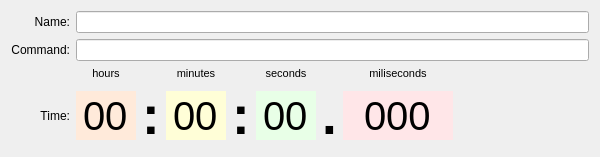
Before: the Qt Designer form src/ui/timers_main_area.ui in Mudlet/Mudlet, drawn with Qt 5.
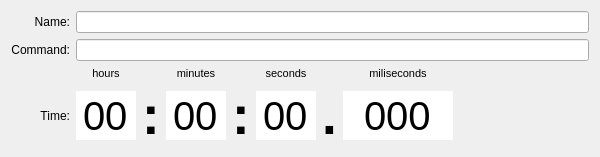
After: the same form once the commit is applied.

Commit message:
Revise: remove colour palettes from timers_main_area.ui
This is so that there is no colours to interfere with dark Desktop or
Mudlet application themes.

Patch:
```diff
--- a/src/ui/timers_main_area.ui
+++ b/src/ui/timers_main_area.ui
@@ -189,43 +189,6 @@
        <height>16777215</height>
       </size>
      </property>
-     <property name="palette">
-      <palette>
-       <active>
-        <colorrole role="Base">
-         <brush brushstyle="SolidPattern">
-          <color alpha="255">
-           <red>255</red>
-           <green>234</green>
-           <blue>218</blue>
-          </color>
-         </brush>
-        </colorrole>
-       </active>
-       <inactive>
-        <colorrole role="Base">
-         <brush brushstyle="SolidPattern">
-          <color alpha="255">
-           <red>255</red>
-           <green>234</green>
-           <blue>218</blue>
-          </color>
-         </brush>
-        </colorrole>
-       </inactive>
-       <disabled>
-        <colorrole role="Base">
-         <brush brushstyle="SolidPattern">
-          <color alpha="255">
-           <red>244</red>
-           <green>244</green>
-           <blue>244</blue>
-          </color>
-         </brush>
-        </colorrole>
-       </disabled>
-      </palette>
-     </property>
      <property name="font">
       <font>
        <pointsize>30</pointsize>
@@ -320,43 +283,6 @@
        <height>16777215</height>
       </size>
      </property>
-     <property name="palette">
-      <palette>
-       <active>
-        <colorrole role="Base">
-         <brush brushstyle="SolidPattern">
-          <color alpha="255">
-           <red>255</red>
-           <green>254</green>
-           <blue>215</blue>
-          </color>
-         </brush>
-        </colorrole>
-       </active>
-       <inactive>
-        <colorrole role="Base">
-         <brush brushstyle="SolidPattern">
-          <color alpha="255">
-           <red>255</red>
-           <green>254</green>
-           <blue>215</blue>
-          </color>
-         </brush>
-        </colorrole>
-       </inactive>
-       <disabled>
-        <colorrole role="Base">
-         <brush brushstyle="SolidPattern">
-          <color alpha="255">
-           <red>244</red>
-           <green>244</green>
-           <blue>244</blue>
-          </color>
-         </brush>
-        </colorrole>
-       </disabled>
-      </palette>
-     </property>
      <property name="font">
       <font>
        <pointsize>30</pointsize>
@@ -441,43 +367,6 @@
        <height>16777215</height>
       </size>
      </property>
-     <property name="palette">
-      <palette>
-       <active>
-        <colorrole role="Base">
-         <brush brushstyle="SolidPattern">
-          <color alpha="255">
-           <red>232</red>
-           <green>255</green>
-           <blue>231</blue>
-          </color>
-         </brush>
-        </colorrole>
-       </active>
-       <inactive>
-        <colorrole role="Base">
-         <brush brushstyle="SolidPattern">
-          <color alpha="255">
-           <red>232</red>
-           <green>255</green>
-           <blue>231</blue>
-          </color>
-         </brush>
-        </colorrole>
-       </inactive>
-       <disabled>
-        <colorrole role="Base">
-         <brush brushstyle="SolidPattern">
-          <color alpha="255">
-           <red>244</red>
-           <green>244</green>
-           <blue>244</blue>
-          </color>
-         </brush>
-        </colorrole>
-       </disabled>
-      </palette>
-     </property>
      <property name="font">
       <font>
        <pointsize>30</pointsize>
@@ -565,43 +454,6 @@
        <height>16777215</height>
       </size>
      </property>
-     <property name="palette">
-      <palette>
-       <active>
-        <colorrole role="Base">
-         <brush brushstyle="SolidPattern">
-          <color alpha="255">
-           <red>255</red>
-           <green>230</green>
-           <blue>232</blue>
-          </color>
-         </brush>
-        </colorrole>
-       </active>
-       <inactive>
-        <colorrole role="Base">
-         <brush brushstyle="SolidPattern">
-          <color alpha="255">
-           <red>255</red>
-           <green>230</green>
-           <blue>232</blue>
-          </color>
-         </brush>
-        </colorrole>
-       </inactive>
-       <disabled>
-        <colorrole role="Base">
-         <brush brushstyle="SolidPattern">
-          <color alpha="255">
-           <red>244</red>
-           <green>244</green>
-           <blue>244</blue>
-          </color>
-         </brush>
-        </colorrole>
-       </disabled>
-      </palette>
-     </property>
      <property name="font">
       <font>
        <pointsize>30</pointsize>
```
